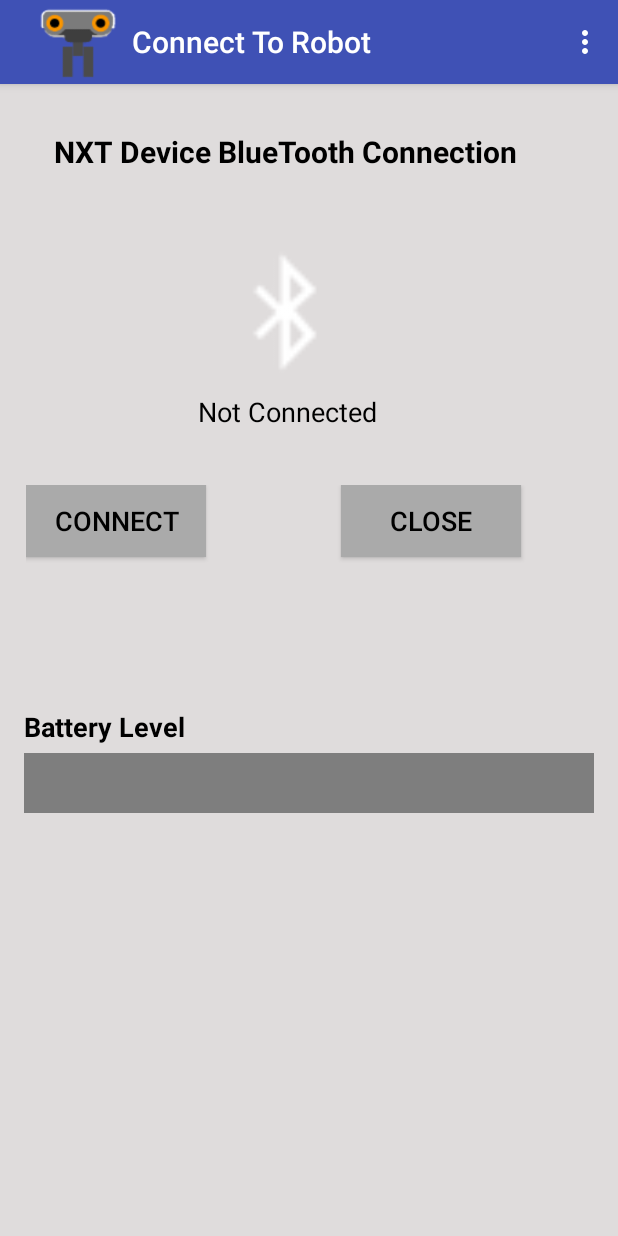
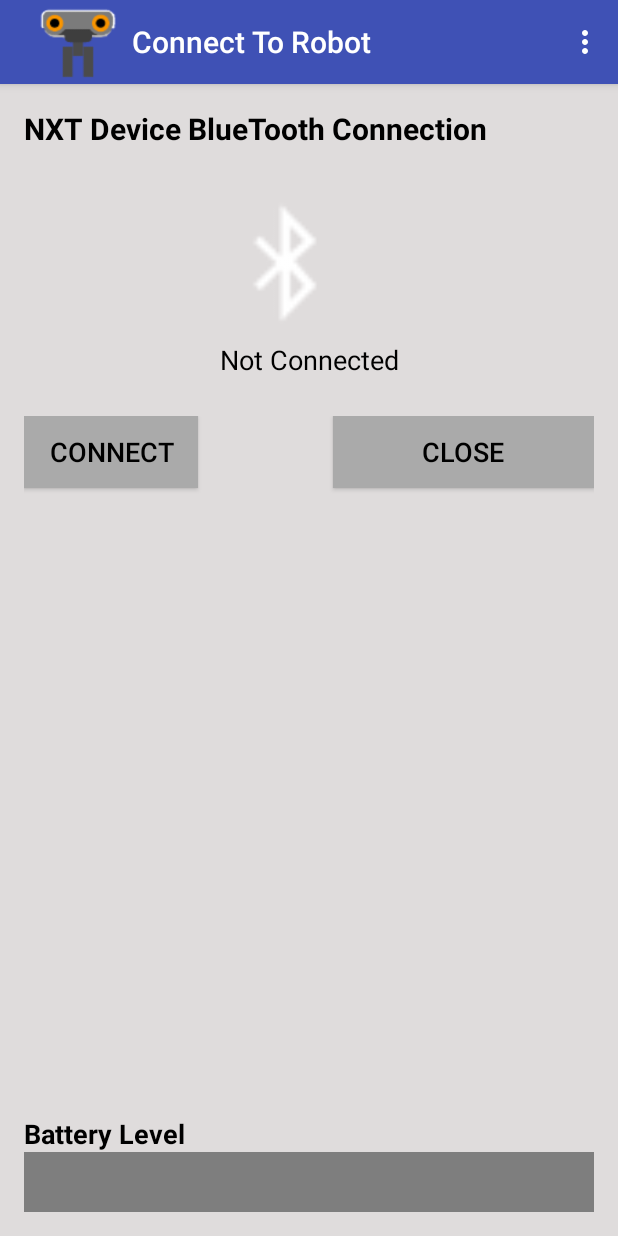
Before and after one commit to COSC526RobotsAreUs/RobotCar, an Android app: the ConnectActivity screen opened directly, with no data from a screen before it, on a phone screen of 412 x 824 dp. Run offline under Robolectric (Android 15) with nearby library versions, the phone set to English and light mode, and no system bars.

Commit message:
added some strings values so that the IDE is happy with me, changed names of tabs in mainActivity so that they do not wrap.  Played around with the layout of some of the views.  They still look terrible sideways but we probably don't have to worry about that.

```diff
--- a/app/src/main/java/com/example/will/robotcar/MainActivity.java
+++ b/app/src/main/java/com/example/will/robotcar/MainActivity.java
@@ -38,7 +38,7 @@
         TabSpec connectSpec = tabHost.newTabSpec("Connect");
         // setting Title and Icon for the Tab
         Intent connectIntent = new Intent(this, ConnectActivity.class);
-        connectSpec.setIndicator("Connect", getResources().getDrawable(R.drawable.icon_connect));
+        connectSpec.setIndicator("Conn", getResources().getDrawable(R.drawable.icon_connect));
         connectSpec.setContent(connectIntent);
 
         // Tab for Drive
@@ -62,7 +62,7 @@
 
         TabSpec soundSpec = tabHost.newTabSpec("Sounds");
         Intent soundsIntent = new Intent(this, SoundsActivity.class);
-        soundSpec.setIndicator("Sounds");
+        soundSpec.setIndicator("Play");
         soundSpec.setContent(soundsIntent);
 
         tabHost.addTab(connectSpec);
--- a/app/src/main/res/layout/connect.xml
+++ b/app/src/main/res/layout/connect.xml
@@ -12,18 +12,21 @@
     <TextView android:text="@string/xv_connection" android:layout_width="wrap_content"
         android:layout_height="wrap_content"
         android:id="@+id/xv_txtLabel"
-        android:layout_marginLeft="20dp"
         android:textColor="#000000"
         android:textSize="20sp"
         android:textStyle="bold"
-        android:layout_marginTop="15dp"/>
+        android:layout_alignParentTop="true"
+        android:layout_alignParentLeft="true"
+        android:layout_alignParentStart="true"
+        android:layout_alignRight="@+id/tableLayout4"
+        android:layout_alignEnd="@+id/tableLayout4" />
 
     <TableLayout
         android:layout_width="90dp"
         android:layout_height="wrap_content"
-        android:layout_marginTop="90dp"
         android:layout_marginLeft="130dp"
-        android:id="@+id/xv_tLImgBtn">
+        android:id="@+id/xv_tLImgBtn"
+        android:layout_below="@+id/xv_connectedDevice">
 
         <TableRow
             android:layout_width="50sp"
@@ -43,21 +46,12 @@
                 android:layout_marginBottom="5sp"
                 android:gravity="center"
                 android:contentDescription="@string/xv_power"
-                android:layout_column="2"
+                android:layout_column="6"
                 android:adjustViewBounds="true" />
 
         </TableRow>
     </TableLayout>
 
-
-    <TableLayout
-        android:layout_width="90dp"
-        android:layout_height="30dp"
-        android:layout_marginLeft="93dp"
-        android:layout_marginTop="80dp"
-        android:id="@+id/tableLayout3">
-        <TableRow></TableRow>
-    </TableLayout>
 
     <TextView
         android:layout_width="200dp"
@@ -65,13 +59,12 @@
         android:textAppearance="?android:attr/textAppearanceSmall"
         android:text="@string/xv_connectionStatus"
         android:id="@+id/xv_connectionStatus"
-        android:layout_marginTop="190dp"
         android:textColor="#000000"
         android:textSize="18sp"
 
-        android:layout_marginLeft="75dp"
         android:textAlignment="center"
-        />
+        android:layout_below="@+id/xv_tLImgBtn"
+        android:layout_centerHorizontal="true" />
 
     <TableLayout
         android:layout_width="500dp"
@@ -80,35 +73,6 @@
         android:layout_marginTop="250dp"
         android:layout_gravity="center"
         android:id="@+id/tableLayout4">
-        <TableRow
-            android:layout_width="110dp"
-            android:layout_height="wrap_content"
-            android:layout_margin="1dp">
-            <Button
-                android:layout_width="120dp"
-                android:layout_height="wrap_content"
-                android:id="@+id/xv_connectBtn"
-                android:text="@string/xv_connectBtn"
-                android:textSize="18sp"
-                android:layout_marginBottom="5sp"
-                android:gravity="center"
-                android:background="@android:color/darker_gray"
-                android:textColor="#000000"
-                android:textAlignment="center"/>
-
-            <Button
-                android:layout_width="120dp"
-                android:layout_height="wrap_content"
-                android:id="@+id/xv_diconnectBtn"
-                android:text="@string/xv_diconnectBtn"
-                android:textSize="18sp"
-                android:background="@android:color/darker_gray"
-                android:textColor="#000000"
-                android:gravity="center"
-                android:textAlignment="center"
-                android:layout_marginLeft="90dp"
-                />
-        </TableRow>
 
     </TableLayout>
 
@@ -117,26 +81,65 @@
         android:layout_height="30dp"
         android:id="@+id/xv_connectedDevice"
         android:textSize="18sp"
-        android:layout_marginTop="60dp"
-        android:layout_marginLeft="150dp"
         android:textStyle="bold"
-        />
+        android:layout_below="@+id/xv_txtLabel"
+        android:layout_centerHorizontal="true" />
 
     <TextView
         android:layout_width="wrap_content"
         android:layout_height="wrap_content"
         android:id="@+id/xv_BatteryLevel"
         android:text="@string/xv_BatteryLevel"
-        android:layout_marginTop="400dp"
         android:textSize="18sp"
         android:textStyle="bold"
         android:textColor="#000000"
-        />
+        android:layout_above="@+id/batteryLevelView"
+        android:layout_alignParentLeft="true"
+        android:layout_alignParentStart="true" />
 
     <com.example.will.robotcar.BatteryLevelView
         android:layout_width="wrap_content"
         android:layout_height="40sp"
         android:id="@+id/batteryLevelView"
-        android:layout_marginTop="430dp" />
+        android:layout_alignParentBottom="true"
+        android:layout_alignParentLeft="true"
+        android:layout_alignParentStart="true"
+        android:layout_alignParentRight="true"
+        android:layout_alignParentEnd="true" />
+
+    <TableRow
+        android:layout_width="110dp"
+        android:layout_height="wrap_content"
+        android:layout_below="@+id/xv_connectionStatus"
+        android:layout_alignParentLeft="true"
+        android:layout_alignParentStart="true"
+        android:layout_alignParentRight="true"
+        android:layout_alignParentEnd="true"
+        android:weightSum="1"
+        android:layout_above="@+id/xv_BatteryLevel">
+        <Button
+            android:layout_width="116dp"
+            android:layout_height="wrap_content"
+            android:id="@+id/xv_connectBtn"
+            android:text="@string/xv_connectBtn"
+            android:textSize="18sp"
+            android:layout_marginBottom="5sp"
+            android:gravity="center"
+            android:background="@android:color/darker_gray"
+            android:textColor="#000000"
+            android:textAlignment="center"/>
+
+        <Button
+            android:layout_width="match_parent"
+            android:layout_height="wrap_content"
+            android:id="@+id/xv_diconnectBtn"
+            android:text="@string/xv_diconnectBtn"
+            android:textSize="18sp"
+            android:background="@android:color/darker_gray"
+            android:textColor="#000000"
+            android:gravity="center"
+            android:textAlignment="center"
+            android:layout_marginLeft="90dp" />
+    </TableRow>
 
 </RelativeLayout>
```
Also changed, not shown: app/src/main/res/layout/drive.xml (+7 -8 lines), app/src/main/res/layout/sounds.xml (+7 -7 lines), app/src/main/res/values/strings.xml (+4 -4 lines), 1 other file.
